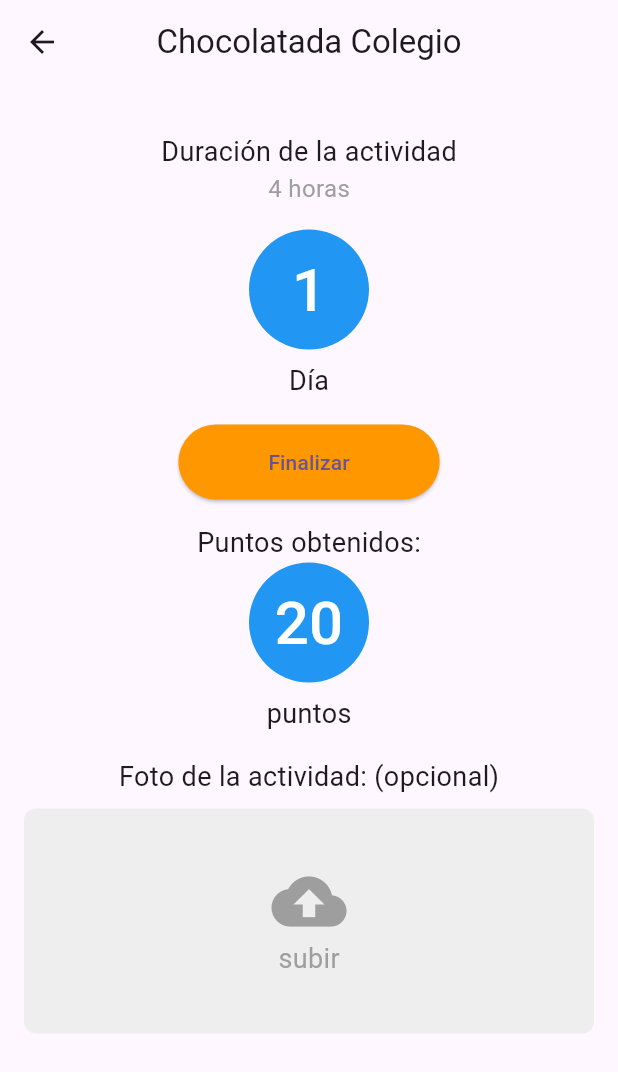
After one commit to upc-pre-2402-cc238-StarPlatinum/UnityVolunteerApp, a Flutter app: the ActivityCompletion screen opened directly, on a phone screen of 412 x 824 dp. The commit adds this screen. Shown: the top 1072 px of the screen. Run offline on Flutter 3.47's test engine with Material 3 defaults, Android fonts, the phone set to English and light mode, and no system bars.

Commit message:
feat: activity_detail and completion screens

```diff
--- /dev/null
+++ b/lib/features/activities/presentation/screens/activity_completion.dart
@@ -0,0 +1,80 @@
+import 'package:flutter/material.dart';
+
+class ActivityCompletion extends StatelessWidget {
+  @override
+  Widget build(BuildContext context) {
+    return Scaffold(
+      appBar: AppBar(
+        title: Text('Chocolatada Colegio'),
+        centerTitle: true,
+      ),
+      body: Padding(
+        padding: const EdgeInsets.all(16.0),
+        child: Column(
+          crossAxisAlignment: CrossAxisAlignment.center,
+          children: [
+            SizedBox(height: 16),
+            // Duración de la actividad
+            Text('Duración de la actividad', style: TextStyle(fontSize: 18)),
+            Text('4 horas', style: TextStyle(fontSize: 16, color: Colors.grey)),
+            SizedBox(height: 16),
+            // Número de días
+            CircleAvatar(
+              radius: 40,
+              backgroundColor: Colors.blue,
+              child: Text('1', style: TextStyle(color: Colors.white, fontSize: 40)),
+            ),
+            SizedBox(height: 8),
+            Text('Día', style: TextStyle(fontSize: 18)),
+            SizedBox(height: 16),
+            // Botón de finalizar
+            ElevatedButton(
+              onPressed: () {
+                // Acción para finalizar actividad
+              },
+              child: Text('Finalizar'),
+              style: ElevatedButton.styleFrom(
+                padding: EdgeInsets.symmetric(horizontal: 60, vertical: 15),
+                primary: Colors.orange, // Color de fondo del botón
+              ),
+            ),
+            SizedBox(height: 16),
+            // Puntos obtenidos
+            Text('Puntos obtenidos:', style: TextStyle(fontSize: 18)),
+            CircleAvatar(
+              radius: 40,
+              backgroundColor: Colors.blue,
+              child: Text('20', style: TextStyle(color: Colors.white, fontSize: 40)),
+            ),
+            SizedBox(height: 8),
+            Text('puntos', style: TextStyle(fontSize: 18)),
+            SizedBox(height: 16),
+            // Subir foto de la actividad
+            Text('Foto de la actividad: (opcional)', style: TextStyle(fontSize: 18)),
+            SizedBox(height: 8),
+            GestureDetector(
+              onTap: () {
+                // Lógica para subir la imagen
+              },
+              child: Container(
+                width: double.infinity,
+                height: 150,
+                decoration: BoxDecoration(
+                  borderRadius: BorderRadius.circular(8),
+                  color: Colors.grey[200],
+                ),
+                child: Column(
+                  mainAxisAlignment: MainAxisAlignment.center,
+                  children: [
+                    Icon(Icons.cloud_upload, size: 50, color: Colors.grey),
+                    Text('subir', style: TextStyle(fontSize: 18, color: Colors.grey)),
+                  ],
+                ),
+              ),
+            ),
+          ],
+        ),
+      ),
+    );
+  }
+}
--- a/lib/main.dart
+++ b/lib/main.dart
@@ -1,7 +1,7 @@
 import 'package:flutter/material.dart';
 
 import 'features/auth/presentation/screens/LoginScreen.dart';
-
+import 'features/auth/presentation/screens/OrganizacionScreen.dart';
 
 void main() {
   runApp(const MyApp());
```
Also changed, not shown: lib/features/activities/presentation/screens/activity_detail.dart (added, +68 -0 lines).
